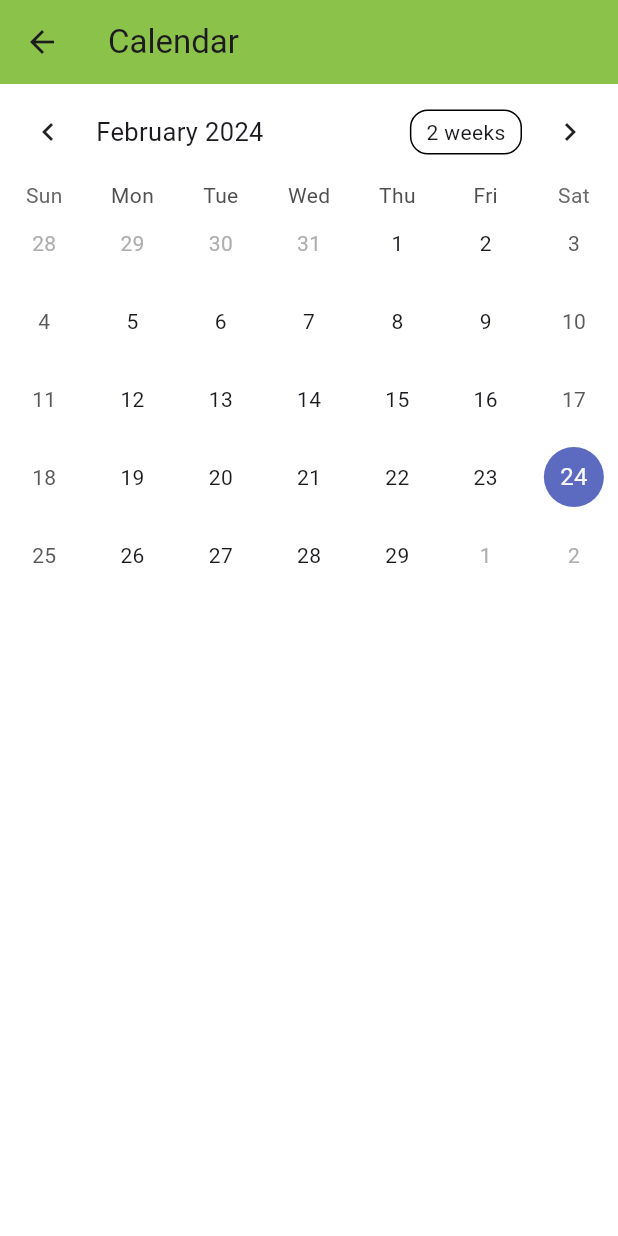
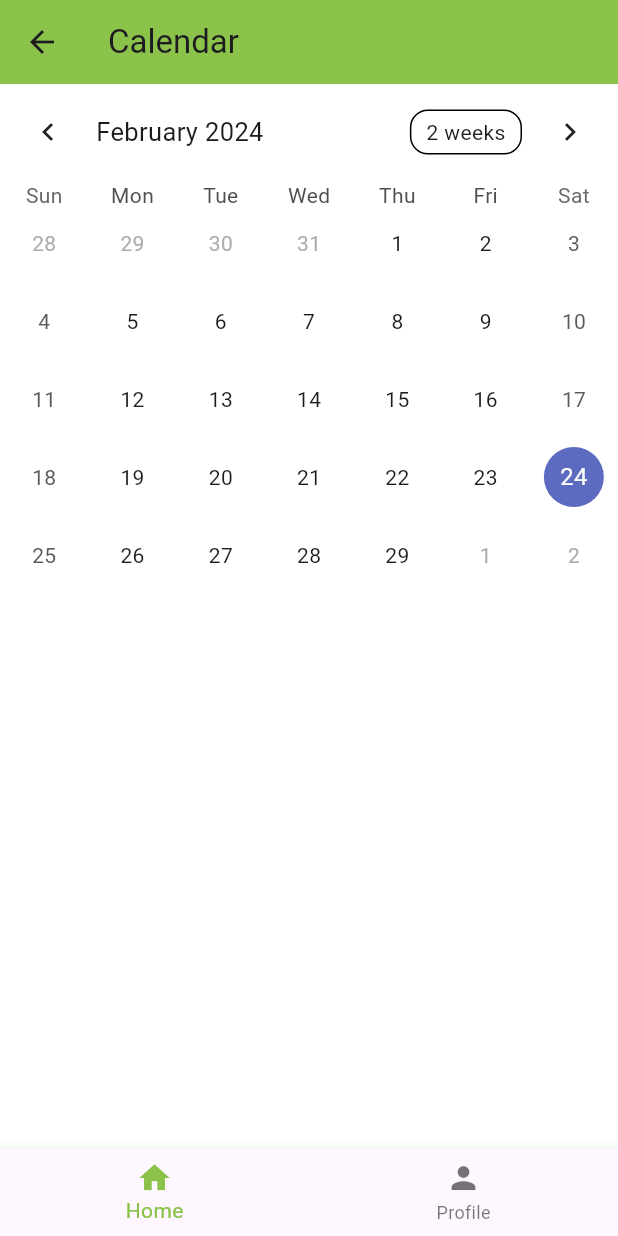
Before and after one commit to Poornitha-Yasas/payroll, a Flutter app: the screen it shows after launch, after a tap on the "attach money" icon, on a phone screen of 412 x 824 dp. Run offline on Flutter 3.47's test engine with Material 3 defaults, Android fonts, the phone set to English and light mode, and no system bars; drawn by our look-alikes of table_calendar.

Commit message:
Add bottom menu

```diff
--- a/lib/Calendar.dart
+++ b/lib/Calendar.dart
@@ -1,20 +1,20 @@
 import 'package:flutter/material.dart';
+import 'package:payroll/main_menu.dart';
 import 'package:table_calendar/table_calendar.dart';
 
-
 class CalendarPage extends StatefulWidget {
-  const CalendarPage({super.key});
+  const CalendarPage({Key? key}) : super(key: key);
 
   @override
   State<CalendarPage> createState() => _CalendarPageState();
 }
 
 class _CalendarPageState extends State<CalendarPage> {
-  final
-  CalendarFormat _calendarFormat = CalendarFormat.month;
+  final CalendarFormat _calendarFormat = CalendarFormat.month;
   DateTime _focusedDay = DateTime.now();
   DateTime _selectedDay = DateTime.now();
 
+  int _selectedIndex = 0;
 
   @override
   Widget build(BuildContext context) {
@@ -47,6 +47,37 @@ class _CalendarPageState extends State<CalendarPage> {
           // Add other widgets or content here as needed
         ],
       ),
+      bottomNavigationBar: BottomNavigationBar(
+        items: const <BottomNavigationBarItem>[
+          BottomNavigationBarItem(
+            icon: Icon(Icons.home),
+            label: 'Home',
+          ),
+          BottomNavigationBarItem(
+            icon: Icon(Icons.person),
+            label: 'Profile',
+          ),
+        ],
+        currentIndex: _selectedIndex,
+        selectedItemColor: Colors.lightGreen,
+        onTap: _onItemTapped,
+      ),
     );
   }
+
+  void _onItemTapped(int index) {
+    setState(() {
+      _selectedIndex = index;
+      if (_selectedIndex == 0) {
+        // Navigate to the DashboardPage (Main Menu)
+        // Replace YourDashboardPage() with the actual widget or screen
+        Navigator.pushReplacement(
+          context,
+          MaterialPageRoute(
+            builder: (context) => DashboardPage(),
+          ),
+        );
+      }
+    });
+  }
 }
--- a/lib/main_menu.dart
+++ b/lib/main_menu.dart
@@ -1,15 +1,16 @@
 import 'package:flutter/material.dart';
 import 'package:payroll/Calendar.dart';
 
-
 class DashboardPage extends StatefulWidget {
-  const DashboardPage({super.key});
+  const DashboardPage({Key? key}) : super(key: key);
 
   @override
   State<DashboardPage> createState() => _DashboardPageState();
 }
 
 class _DashboardPageState extends State<DashboardPage> {
+  int _selectedIndex = 0; // Added this line
+
   @override
   Widget build(BuildContext context) {
     return Scaffold(
@@ -30,8 +31,8 @@ class _DashboardPageState extends State<DashboardPage> {
                 Navigator.push(
                   context,
                   MaterialPageRoute(
-                      builder: (context) =>
-                      const CalendarPage()), //Navigate to Centers page
+                    builder: (context) => const CalendarPage(),
+                  ),
                 );
               },
               child: const Icon(
@@ -55,7 +56,7 @@ class _DashboardPageState extends State<DashboardPage> {
               shape: const CircleBorder(),
               padding: const EdgeInsets.all(10),
               onPressed: () {
-
+                // Add functionality for Option 2
               },
               child: const Icon(
                 Icons.attach_money_sharp,
@@ -71,9 +72,39 @@ class _DashboardPageState extends State<DashboardPage> {
               Icons.arrow_forward_ios,
             ),
           ),
-          const SizedBox(height: 10),
         ],
+      ),
+      bottomNavigationBar: BottomNavigationBar(
+        items: const <BottomNavigationBarItem>[
+          BottomNavigationBarItem(
+            icon: Icon(Icons.home),
+            label: 'Home',
+          ),
+          BottomNavigationBarItem(
+            icon: Icon(Icons.person),
+            label: 'Profile',
+          ),
+        ],
+        currentIndex: _selectedIndex,
+        selectedItemColor: Colors.lightGreen,
+        onTap: _onItemTapped,
       ),
     );
   }
+
+  void _onItemTapped(int index) {
+    setState(() {
+      _selectedIndex = index;
+      if (_selectedIndex == 0) {
+        // Navigate to the DashboardPage (Main Menu)
+        // Replace YourDashboardPage() with the actual widget or screen
+        Navigator.pushReplacement(
+          context,
+          MaterialPageRoute(
+            builder: (context) => DashboardPage(),
+          ),
+        );
+      }
+    });
+  }
 }
```
